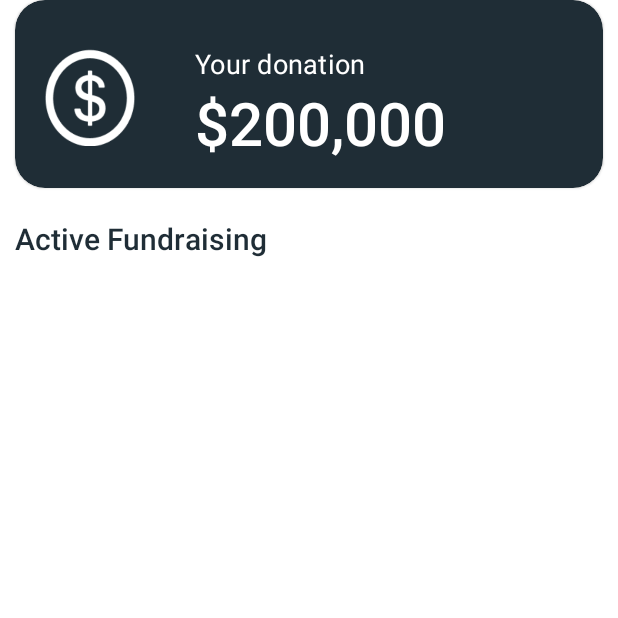
After one commit to Jayjerome/GoFundMe, an Android app: the HomeActivity screen opened directly, with no data from a screen before it, on a phone screen of 412 x 824 dp, the top half of it. The commit adds this screen. Run offline under Robolectric (Android 15) with nearby library versions, the phone set to English and light mode, and no system bars.

Commit message:
Creation of dashBoard's cardView and Recycler view

```diff
--- a/app/src/main/AndroidManifest.xml
+++ b/app/src/main/AndroidManifest.xml
@@ -13,12 +13,9 @@
         android:supportsRtl="true"
         android:theme="@style/Theme.App.Splash"
         tools:targetApi="31">
+
         <activity
-            android:name=".onboarding.SignIn_LogIn"
-            android:theme="@style/Theme.GoFundMe"
-            android:exported="false" />
-        <activity
-            android:name=".onboarding.MainActivity"
+            android:name=".onboarding.StartOnBoardingActivity"
             android:exported="true">
             <intent-filter>
                 <action android:name="android.intent.action.MAIN" />
@@ -26,6 +23,15 @@
                 <category android:name="android.intent.category.LAUNCHER" />
             </intent-filter>
         </activity>
+        <activity
+            android:name=".onboarding.SignIn_LogIn"
+            android:theme="@style/Theme.GoFundMe"
+            android:exported="false" />
+        <activity
+            android:name=".dashboard.HomeActivity"
+            android:theme="@style/Theme.GoFundMe"
+            android:exported="false"/>
+
     </application>
 
 </manifest>
--- /dev/null
+++ b/app/src/main/java/com/gads/crowdfunding/dashboard/HomeActivity.kt
@@ -0,0 +1,16 @@
+package com.gads.crowdfunding.dashboard
+
+import android.os.Bundle
+import androidx.appcompat.app.AppCompatActivity
+import com.gads.crowdfunding.R
+
+class HomeActivity: AppCompatActivity() {
+
+    override fun onCreate(savedInstanceState: Bundle?) {
+        super.onCreate(savedInstanceState)
+
+        setContentView(R.layout.activity_home)
+
+
+    }
+}
--- a/app/src/main/java/com/gads/crowdfunding/onboarding/LogInFragment.kt
+++ b/app/src/main/java/com/gads/crowdfunding/onboarding/LogInFragment.kt
@@ -1,10 +1,12 @@
 package com.gads.crowdfunding.onboarding
 
+import android.content.Intent
 import android.os.Bundle
 import androidx.fragment.app.Fragment
 import android.view.View
 import androidx.navigation.fragment.findNavController
 import com.gads.crowdfunding.R
+import com.gads.crowdfunding.dashboard.HomeActivity
 import com.gads.crowdfunding.databinding.FragmentLogInBinding
 
 
@@ -15,6 +17,10 @@ class LogInFragment : Fragment(R.layout.fragment_log_in) {
 
         binding = FragmentLogInBinding.bind(view)
 
+        binding.btnLogin.setOnClickListener {
+            startActivity(Intent(view.context, HomeActivity::class.java))
+        }
+
         binding.txtGetAnAccount.setOnClickListener {
             findNavController().navigate(R.id.action_logInFragment_to_signUpFragment)
         }
--- a/app/src/main/java/com/gads/crowdfunding/onboarding/MainActivity.kt
+++ b/app/src/main/java/com/gads/crowdfunding/onboarding/StartOnBoardingActivity.kt
@@ -5,10 +5,10 @@ import androidx.appcompat.app.AppCompatActivity
 import android.os.Bundle
 import android.widget.Button
 import com.gads.crowdfunding.R
-import com.gads.crowdfunding.databinding.ActivityMainBinding
+import com.gads.crowdfunding.databinding.ActivityStartOnBoardingBinding
 
-class MainActivity : AppCompatActivity() {
-    private lateinit var binding: ActivityMainBinding
+class StartOnBoardingActivity : AppCompatActivity() {
+    private lateinit var binding: ActivityStartOnBoardingBinding
 
 
     override fun onCreate(savedInstanceState: Bundle?) {
@@ -16,14 +16,13 @@ class MainActivity : AppCompatActivity() {
 
         setTheme(R.style.Theme_GoFundMe)
 
-        binding = ActivityMainBinding.inflate(layoutInflater)
-        setContentView(R.layout.activity_main)
+        binding = ActivityStartOnBoardingBinding.inflate(layoutInflater)
+        setContentView(R.layout.activity_start_on_boarding)
 
         val btnBottomSheet_signIn = findViewById<Button>(R.id.btn_bottomSheet_SingIn)
 
         btnBottomSheet_signIn.setOnClickListener {
             startActivity(Intent(this, SignIn_LogIn::class.java))
         }
-
     }
 }
--- /dev/null
+++ b/app/src/main/res/layout/activity_home.xml
@@ -0,0 +1,91 @@
+<?xml version="1.0" encoding="utf-8"?>
+<androidx.constraintlayout.widget.ConstraintLayout xmlns:android="http://schemas.android.com/apk/res/android"
+    xmlns:app="http://schemas.android.com/apk/res-auto"
+    xmlns:tools="http://schemas.android.com/tools"
+    android:layout_width="match_parent"
+    android:layout_height="match_parent"
+    tools:context=".dashboard.HomeActivity">
+
+    <com.google.android.material.card.MaterialCardView
+        android:layout_marginStart="10dp"
+        android:layout_marginEnd="10dp"
+        android:id="@+id/materialCardView"
+        android:layout_width="match_parent"
+        android:layout_height="125dp"
+        android:backgroundTint="@color/colorPrimary"
+        app:cardCornerRadius="20dp"
+        app:layout_constraintEnd_toEndOf="parent"
+        app:layout_constraintHorizontal_bias="0.5"
+        app:layout_constraintStart_toStartOf="parent"
+        app:layout_constraintTop_toTopOf="parent">
+
+        <androidx.constraintlayout.widget.ConstraintLayout
+            android:layout_width="match_parent"
+            android:layout_height="match_parent">
+
+            <androidx.appcompat.widget.AppCompatImageView
+                android:id="@+id/appCompatImageView"
+                android:layout_width="60dp"
+                android:layout_height="70dp"
+                android:layout_marginStart="20dp"
+                android:layout_marginTop="30dp"
+                android:src="@drawable/dollar_sign_app_dashboard"
+                app:layout_constraintStart_toStartOf="parent"
+                app:layout_constraintTop_toTopOf="parent" />
+
+
+            <androidx.appcompat.widget.AppCompatTextView
+                android:id="@+id/appCompatTextView3"
+                style="@style/TextAppearance.MaterialComponents.Subtitle1"
+                android:layout_width="wrap_content"
+                android:layout_height="wrap_content"
+                android:layout_marginStart="40dp"
+                android:layout_marginTop="30dp"
+                android:text="@string/your_donation"
+                android:textColor="@color/colorOnPrimary"
+                android:textSize="18sp"
+                app:layout_constraintStart_toEndOf="@+id/appCompatImageView"
+                app:layout_constraintTop_toTopOf="parent" />
+
+
+            <TextView
+                android:id="@+id/tv_donation_amount"
+                style="@style/TextAppearance.AppCompat.Widget.ActionBar.Title"
+                android:layout_width="wrap_content"
+                android:layout_height="wrap_content"
+                android:layout_marginStart="40dp"
+                android:textColor="@color/colorOnPrimary"
+                android:textSize="40sp"
+                app:layout_constraintStart_toEndOf="@+id/appCompatImageView"
+                app:layout_constraintTop_toBottomOf="@+id/appCompatTextView3"
+                android:text="$200,000" />
+
+        </androidx.constraintlayout.widget.ConstraintLayout>
+    </com.google.android.material.card.MaterialCardView>
+
+    <androidx.appcompat.widget.AppCompatTextView
+        android:id="@+id/appCompatTextView5"
+        style="@style/TextAppearance.AppCompat.Widget.ActionBar.Title"
+        android:layout_width="wrap_content"
+        android:layout_height="wrap_content"
+        android:layout_marginStart="10dp"
+        android:layout_marginTop="20dp"
+        android:text="@string/active_fundraising"
+        android:textColor="@color/colorPrimary"
+        app:layout_constraintStart_toStartOf="parent"
+        app:layout_constraintTop_toBottomOf="@+id/materialCardView" />
+
+    <androidx.recyclerview.widget.RecyclerView
+        android:id="@+id/recyclerView_dashboard"
+        android:layout_width="match_parent"
+        android:layout_height="wrap_content"
+        android:layout_marginStart="10dp"
+        android:layout_marginEnd="10dp"
+        android:layout_marginTop="20dp"
+        app:layout_constraintEnd_toEndOf="parent"
+        app:layout_constraintStart_toStartOf="parent"
+        app:layout_constraintTop_toBottomOf="@+id/appCompatTextView5" />
+
+
+
+</androidx.constraintlayout.widget.ConstraintLayout>
--- a/app/src/main/res/layout/activity_main.xml
+++ b/app/src/main/res/layout/activity_start_on_boarding.xml
@@ -4,7 +4,7 @@
     xmlns:tools="http://schemas.android.com/tools"
     android:layout_width="match_parent"
     android:layout_height="match_parent"
-    tools:context=".onboarding.MainActivity">
+    tools:context=".onboarding.StartOnBoardingActivity">
 
 
     <ImageView
--- a/app/src/main/res/layout/fragment_log_in.xml
+++ b/app/src/main/res/layout/fragment_log_in.xml
@@ -105,7 +105,7 @@
     </com.google.android.material.textfield.TextInputLayout>
 
     <Button
-        android:id="@+id/btn_SignUp"
+        android:id="@+id/btn_login"
         android:layout_width="0dp"
         android:layout_height="55dp"
         android:layout_marginTop="55dp"
@@ -121,9 +121,9 @@
         android:layout_width="wrap_content"
         android:layout_height="wrap_content"
         android:layout_marginTop="20dp"
-        app:layout_constraintEnd_toEndOf="@+id/btn_SignUp"
-        app:layout_constraintStart_toStartOf="@+id/btn_SignUp"
-        app:layout_constraintTop_toBottomOf="@+id/btn_SignUp">
+        app:layout_constraintEnd_toEndOf="@+id/btn_login"
+        app:layout_constraintStart_toStartOf="@+id/btn_login"
+        app:layout_constraintTop_toBottomOf="@+id/btn_login">
 
         <TextView
             android:layout_width="wrap_content"
--- a/app/src/main/res/values/strings.xml
+++ b/app/src/main/res/values/strings.xml
@@ -18,4 +18,6 @@
     <string name="already_have_an_account">Already have an Account?</string>
     <string name="welcome">Welcome</string>
     <string name="sign_up_image">Sign up image</string>
+    <string name="active_fundraising">Active Fundraising</string>
+    <string name="your_donation">Your donation</string>
 </resources>
```
Also changed, not shown: app/src/main/res/drawable-v24/dollar_sign_app_dashboard.png (added).
